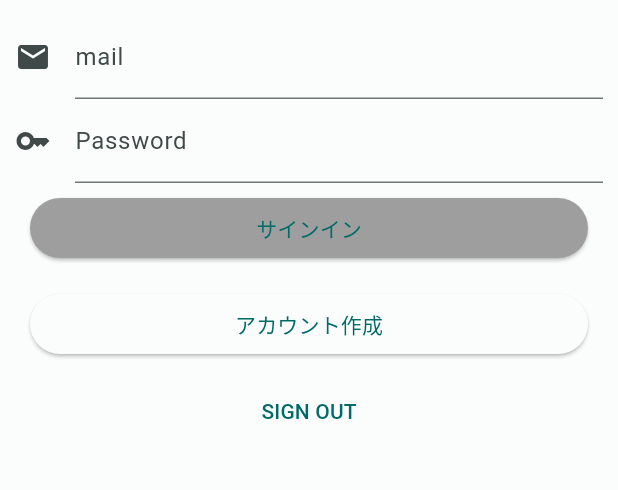
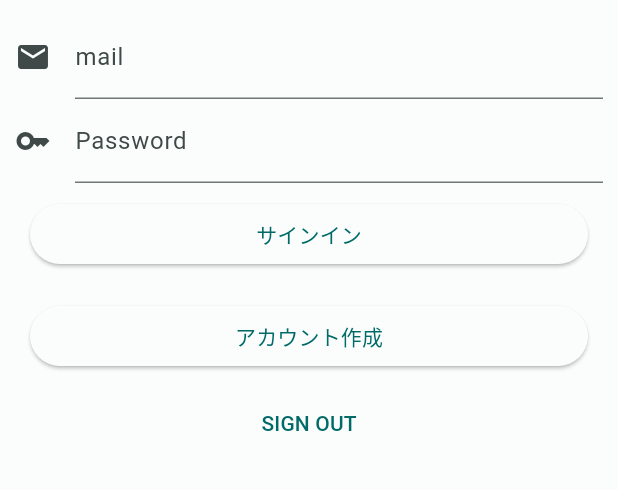
Before and after one commit to chibitachibita/qualificationmg, a Flutter app: the screen it shows after launch, on a phone screen of 412 x 824 dp, the part 84-574 px from its top. Run offline on Flutter 3.47's test engine with Material 3 defaults, Android fonts, the phone set to English and light mode, and no system bars; our stand-ins replace firebase_auth, firebase_core; accounts and stored records are empty.

Commit message:
ぷち修正

```diff
--- a/lib/main.dart
+++ b/lib/main.dart
@@ -68,12 +68,6 @@ class _MyHomePageState extends State<MyHomePage> {
                 onPressed: () {
                   // _signIn(ref, idController.text, passController.text);
                 },
-                style: ButtonStyle(
-                    padding: MaterialStateProperty.all(
-                        EdgeInsets.zero), // パディングをゼロに設定
-                    tapTargetSize:
-                        MaterialTapTargetSize.shrinkWrap, // ボタンのサイズを内容に合わせる
-                    backgroundColor: MaterialStateProperty.all(Colors.grey)),
                 child: const Text('サインイン'),
               ),
             ),
```
